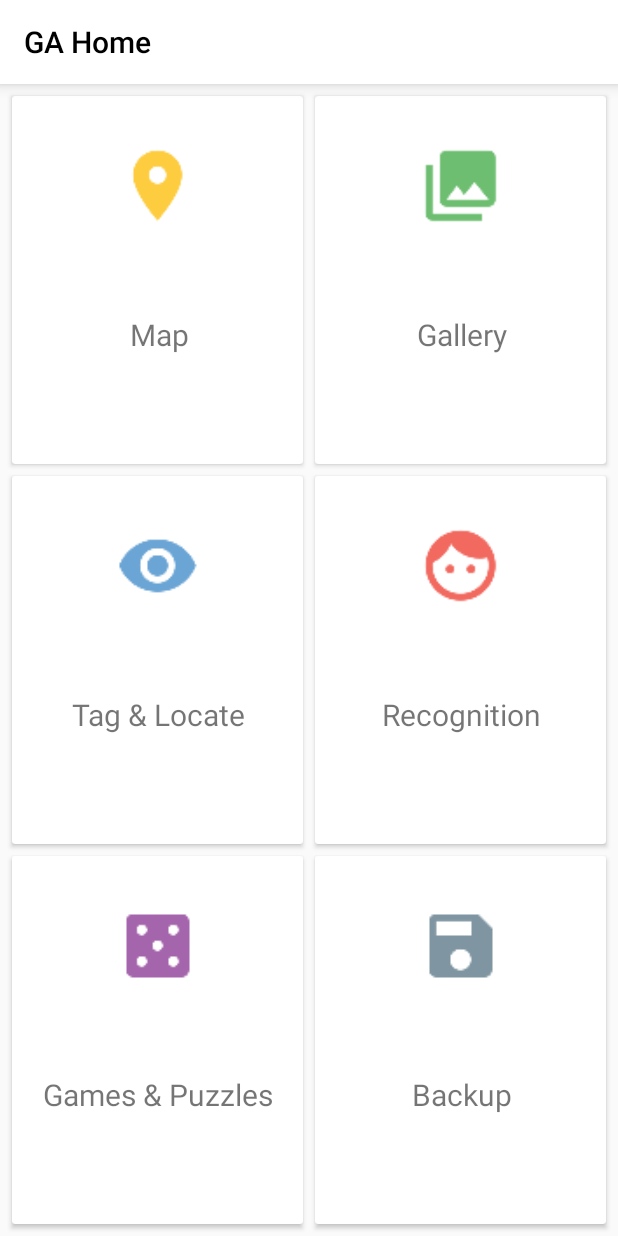
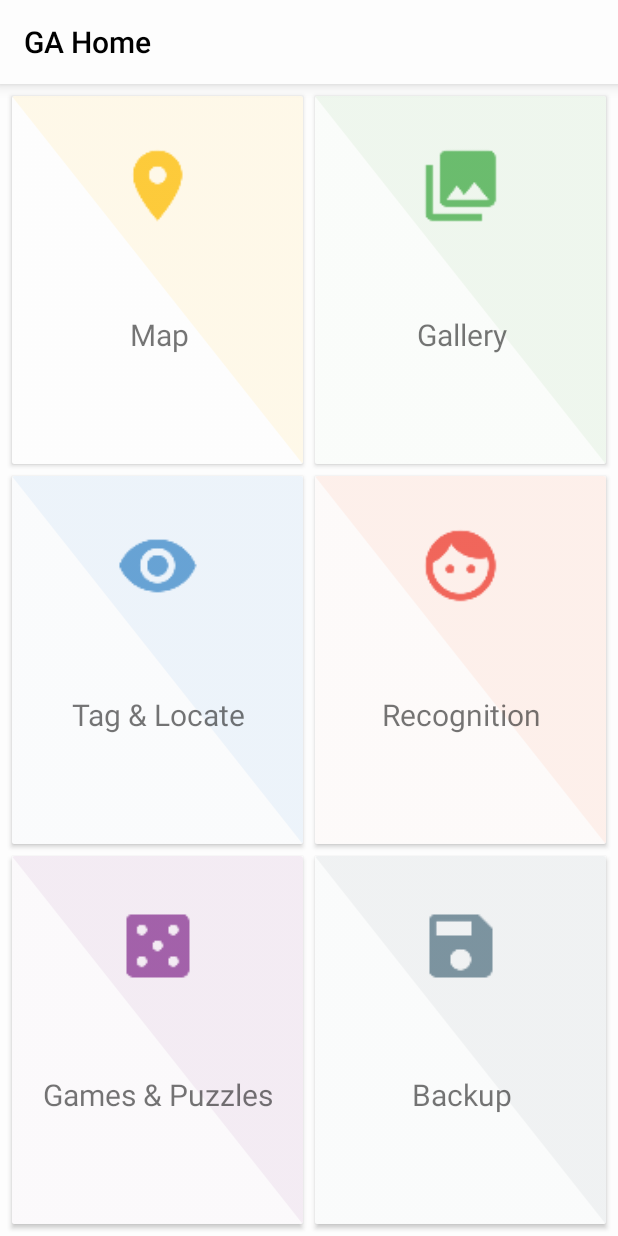
Before and after one commit to bibekkhatakho/Project-GA, an Android app: the MainMenuActivity screen opened directly, with no data from a screen before it, on a phone screen of 412 x 824 dp. Run offline under Robolectric (Android 15) with nearby library versions, the light colour scheme and no system bars; our stand-ins replace ButterKnife, Picasso; libraries missing offline, so code that uses them is left out: com.mikepenz.fontawesome_typeface_library, com.mikepenz.google_material_typeface_library, com.mikepenz.materialdrawer; 13 statements that could not run were skipped.

Commit message:
Finished design of the main menu.

```diff
--- a/app/src/main/res/layout/activity_main_menu.xml
+++ b/app/src/main/res/layout/activity_main_menu.xml
@@ -4,13 +4,14 @@
     xmlns:tools="http://schemas.android.com/tools"
     android:layout_width="match_parent"
     android:layout_height="match_parent"
-    android:orientation="vertical">
+    android:orientation="vertical"
+    android:background="@color/offWhite">
 
     <android.support.v7.widget.Toolbar
         android:id="@+id/toolbar"
         android:layout_width="match_parent"
         android:layout_height="?attr/actionBarSize"
-        android:background="@android:color/white"
+        android:background="@color/offWhite"
         android:elevation="6dp"
         android:minHeight="?attr/actionBarSize"
         android:theme="@style/ThemeOverlay.AppCompat.Dark.ActionBar"
@@ -37,6 +38,17 @@
             android:layout_marginStart="8dp"
             android:layout_marginEnd="4dp">
 
+            <ImageView
+                android:id="@+id/mapBG"
+                android:layout_width="match_parent"
+                android:layout_height="match_parent"
+                android:scaleType="fitXY"
+                app:layout_constraintBottom_toBottomOf="parent"
+                app:layout_constraintLeft_toLeftOf="parent"
+                app:layout_constraintRight_toRightOf="parent"
+                app:layout_constraintTop_toTopOf="parent"
+                app:srcCompat="@drawable/tile_yellow" />
+
             <android.support.constraint.ConstraintLayout
                 android:layout_width="match_parent"
                 android:layout_height="match_parent">
@@ -46,8 +58,8 @@
                     android:layout_width="56dp"
                     android:layout_height="56dp"
                     android:layout_marginEnd="8dp"
-                    android:layout_marginLeft="0dp"
-                    android:layout_marginRight="0dp"
+                    android:layout_marginLeft="8dp"
+                    android:layout_marginRight="8dp"
                     android:layout_marginStart="8dp"
                     android:layout_marginTop="32dp"
                     android:adjustViewBounds="true"
@@ -62,7 +74,6 @@
                     android:layout_width="wrap_content"
                     android:layout_height="wrap_content"
                     android:layout_marginBottom="16dp"
-                    android:layout_marginTop="0dp"
                     android:text="@string/mapLabel"
                     android:textAlignment="center"
                     android:textSize="20sp"
@@ -90,6 +101,22 @@
             android:layout_marginStart="4dp"
             android:layout_marginEnd="8dp" >
 
+            <ImageView
+                android:id="@+id/galleryBG"
+                android:layout_width="match_parent"
+                android:layout_height="match_parent"
+                android:layout_marginBottom="0dp"
+                android:layout_marginLeft="0dp"
+                android:layout_marginRight="0dp"
+                android:layout_marginTop="0dp"
+                android:scaleType="fitXY"
+                app:layout_constraintBottom_toBottomOf="parent"
+                app:layout_constraintHorizontal_bias="0.1"
+                app:layout_constraintLeft_toLeftOf="parent"
+                app:layout_constraintRight_toRightOf="parent"
+                app:layout_constraintTop_toTopOf="parent"
+                app:srcCompat="@drawable/tile_green" />
+
             <android.support.constraint.ConstraintLayout
                 android:layout_width="match_parent"
                 android:layout_height="match_parent">
@@ -99,8 +126,8 @@
                     android:layout_width="56dp"
                     android:layout_height="56dp"
                     android:layout_marginEnd="8dp"
-                    android:layout_marginLeft="0dp"
-                    android:layout_marginRight="0dp"
+                    android:layout_marginLeft="8dp"
+                    android:layout_marginRight="8dp"
                     android:layout_marginStart="8dp"
                     android:layout_marginTop="32dp"
                     android:adjustViewBounds="true"
@@ -115,7 +142,6 @@
                     android:layout_width="wrap_content"
                     android:layout_height="wrap_content"
                     android:layout_marginBottom="16dp"
-                    android:layout_marginTop="0dp"
                     android:text="@string/galleryLabel"
                     android:textAlignment="center"
                     android:textSize="20sp"
@@ -143,6 +169,13 @@
             android:layout_marginStart="8dp"
             android:layout_marginEnd="4dp" >
 
+            <ImageView
+                android:id="@+id/locateBG"
+                android:layout_width="wrap_content"
+                android:layout_height="wrap_content"
+                android:scaleType="fitXY"
+                app:srcCompat="@drawable/tile_blue" />
+
             <android.support.constraint.ConstraintLayout
                 android:layout_width="match_parent"
                 android:layout_height="match_parent">
@@ -152,8 +185,8 @@
                     android:layout_width="56dp"
                     android:layout_height="56dp"
                     android:layout_marginEnd="8dp"
-                    android:layout_marginLeft="0dp"
-                    android:layout_marginRight="0dp"
+                    android:layout_marginLeft="8dp"
+                    android:layout_marginRight="8dp"
                     android:layout_marginStart="8dp"
                     android:layout_marginTop="32dp"
                     android:adjustViewBounds="true"
@@ -168,7 +201,6 @@
                     android:layout_width="wrap_content"
                     android:layout_height="wrap_content"
                     android:layout_marginBottom="16dp"
-                    android:layout_marginTop="0dp"
                     android:text="@string/locateLabel"
                     android:textAlignment="center"
                     android:textSize="20sp"
@@ -196,6 +228,13 @@
             android:layout_marginStart="4dp"
             android:layout_marginEnd="8dp" >
 
+            <ImageView
+                android:id="@+id/recognitionBG"
+                android:layout_width="wrap_content"
+                android:layout_height="wrap_content"
+                android:scaleType="fitXY"
+                app:srcCompat="@drawable/tile_red" />
+
             <android.support.constraint.ConstraintLayout
                 android:layout_width="match_parent"
                 android:layout_height="match_parent">
@@ -205,8 +244,8 @@
                     android:layout_width="56dp"
                     android:layout_height="56dp"
                     android:layout_marginEnd="8dp"
-                    android:layout_marginLeft="0dp"
-                    android:layout_marginRight="0dp"
+                    android:layout_marginLeft="8dp"
+                    android:layout_marginRight="8dp"
                     android:layout_marginStart="8dp"
                     android:layout_marginTop="32dp"
                     android:adjustViewBounds="true"
@@ -221,7 +260,6 @@
                     android:layout_width="wrap_content"
                     android:layout_height="wrap_content"
                     android:layout_marginBottom="16dp"
-                    android:layout_marginTop="0dp"
                     android:text="@string/recognitionLabel"
                     android:textAlignment="center"
                     android:textSize="20sp"
@@ -249,6 +287,13 @@
             android:layout_marginStart="8dp"
             android:layout_marginEnd="4dp">
 
+            <ImageView
+                android:id="@+id/gamesBG"
+                android:layout_width="wrap_content"
+                android:layout_height="wrap_content"
+                android:scaleType="fitXY"
+                app:srcCompat="@drawable/tile_purple" />
+
             <android.support.constraint.ConstraintLayout
                 android:layout_width="match_parent"
                 android:layout_height="match_parent">
@@ -258,8 +303,8 @@
                     android:layout_width="56dp"
                     android:layout_height="56dp"
                     android:layout_marginEnd="8dp"
-                    android:layout_marginLeft="0dp"
-                    android:layout_marginRight="0dp"
+                    android:layout_marginLeft="8dp"
+                    android:layout_marginRight="8dp"
                     android:layout_marginStart="8dp"
                     android:layout_marginTop="32dp"
                     android:adjustViewBounds="true"
@@ -274,7 +319,6 @@
                     android:layout_width="wrap_content"
                     android:layout_height="wrap_content"
                     android:layout_marginBottom="16dp"
-                    android:layout_marginTop="0dp"
                     android:text="@string/gamesLabel"
                     android:textAlignment="center"
                     android:textSize="20sp"
@@ -302,6 +346,13 @@
             android:layout_marginStart="4dp"
             android:layout_marginEnd="8dp">
 
+            <ImageView
+                android:id="@+id/backupBG"
+                android:layout_width="wrap_content"
+                android:layout_height="wrap_content"
+                android:scaleType="fitXY"
+                app:srcCompat="@drawable/tile_gray" />
+
             <android.support.constraint.ConstraintLayout
                 android:layout_width="match_parent"
                 android:layout_height="match_parent">
@@ -311,8 +362,8 @@
                     android:layout_width="56dp"
                     android:layout_height="56dp"
                     android:layout_marginEnd="8dp"
-                    android:layout_marginLeft="0dp"
-                    android:layout_marginRight="0dp"
+                    android:layout_marginLeft="8dp"
+                    android:layout_marginRight="8dp"
                     android:layout_marginStart="8dp"
                     android:layout_marginTop="32dp"
                     android:adjustViewBounds="true"
@@ -327,7 +378,6 @@
                     android:layout_width="wrap_content"
                     android:layout_height="wrap_content"
                     android:layout_marginBottom="16dp"
-                    android:layout_marginTop="0dp"
                     android:text="@string/backupLabel"
                     android:textAlignment="center"
                     android:textSize="20sp"
--- a/app/src/main/res/values/colors.xml
+++ b/app/src/main/res/values/colors.xml
@@ -8,4 +8,5 @@
     <color name="green">#008000</color>
     <color name="red">#ff0000</color>
     <color name="black">#000000</color>
+    <color name="offWhite">#fdfdfd</color>
 </resources>
```
Also changed, not shown: app/src/main/res/drawable/tile_blue.png (added), app/src/main/res/drawable/tile_gray.png (added), app/src/main/res/drawable/tile_green.png (added), app/src/main/res/drawable/tile_purple.png (added), app/src/main/res/drawable/tile_red.png (added), app/src/main/res/drawable/tile_yellow.png (added).
